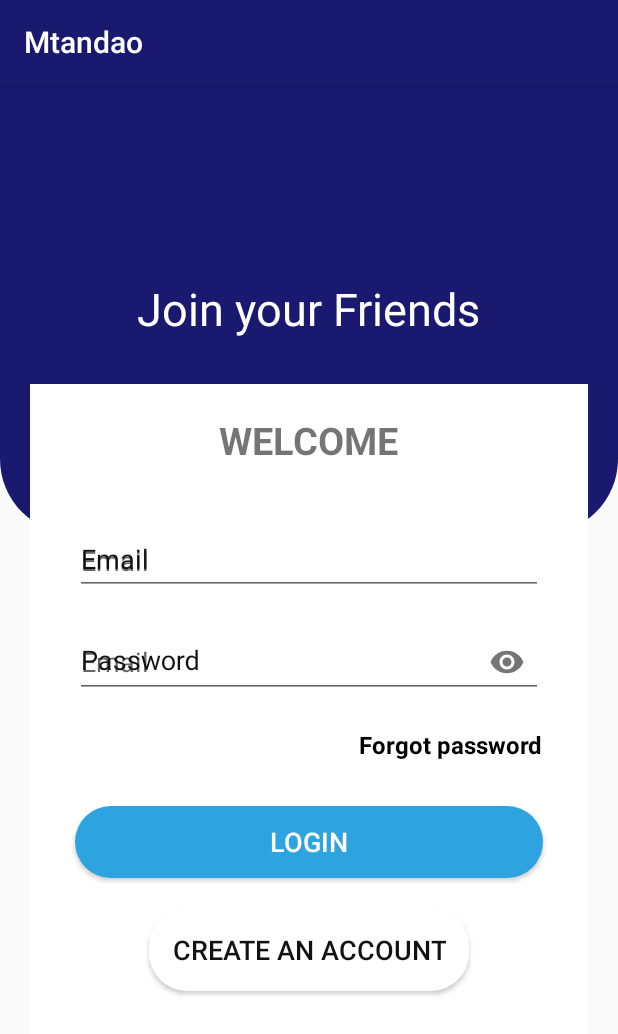
After one commit to ekbaya/mtandao, an Android app: the LoginActivity screen opened directly, with no data from a screen before it, on a phone screen of 412 x 824 dp. The commit adds this screen. Shown: the top 1034 px of the screen. Run offline under Robolectric (Android 15) with nearby library versions, the phone set to English and light mode, and no system bars.

Commit message:
Designing Login Screen

```diff
--- a/app/build.gradle
+++ b/app/build.gradle
@@ -27,6 +27,7 @@ dependencies {
     implementation fileTree(dir: "libs", include: ["*.jar"])
     implementation 'androidx.appcompat:appcompat:1.1.0'
     implementation 'androidx.constraintlayout:constraintlayout:1.1.3'
+    implementation 'com.google.android.material:material:1.1.0'
     testImplementation 'junit:junit:4.12'
     androidTestImplementation 'androidx.test.ext:junit:1.1.1'
     androidTestImplementation 'androidx.test.espresso:espresso-core:3.2.0'
--- a/app/src/main/AndroidManifest.xml
+++ b/app/src/main/AndroidManifest.xml
@@ -9,6 +9,7 @@
         android:roundIcon="@mipmap/ic_launcher_round"
         android:supportsRtl="true"
         android:theme="@style/AppTheme">
+        <activity android:name=".LoginActivity"></activity>
         <activity android:name=".MainActivity">
             <intent-filter>
                 <action android:name="android.intent.action.MAIN" />
--- /dev/null
+++ b/app/src/main/java/com/example/mtandao/LoginActivity.java
@@ -0,0 +1,14 @@
+package com.example.mtandao;
+
+import androidx.appcompat.app.AppCompatActivity;
+
+import android.os.Bundle;
+
+public class LoginActivity extends AppCompatActivity {
+
+    @Override
+    protected void onCreate(Bundle savedInstanceState) {
+        super.onCreate(savedInstanceState);
+        setContentView(R.layout.activity_login);
+    }
+}
--- /dev/null
+++ b/app/src/main/res/drawable/login_btn_bg.xml
@@ -0,0 +1,7 @@
+<?xml version="1.0" encoding="utf-8"?>
+<shape xmlns:android="http://schemas.android.com/apk/res/android"
+    android:shape="rectangle">
+    <solid android:color="@color/colorBlue"/>
+    <corners android:radius="25dp"/>
+
+</shape>
--- /dev/null
+++ b/app/src/main/res/drawable/login_upper_bg.xml
@@ -0,0 +1,6 @@
+<?xml version="1.0" encoding="utf-8"?>
+<shape xmlns:android="http://schemas.android.com/apk/res/android"
+    android:shape="rectangle">
+    <solid android:color="@color/colorPrimaryDark"/>
+    <corners android:bottomLeftRadius="50dp" android:bottomRightRadius="50dp"/>
+</shape>
--- /dev/null
+++ b/app/src/main/res/drawable/register_btn_bg.xml
@@ -0,0 +1,7 @@
+<?xml version="1.0" encoding="utf-8"?>
+<shape xmlns:android="http://schemas.android.com/apk/res/android"
+    android:shape="rectangle">
+    <solid android:color="@color/colorWhite"/>
+    <corners android:radius="25dp"/>
+
+</shape>
--- /dev/null
+++ b/app/src/main/res/layout/activity_login.xml
@@ -0,0 +1,120 @@
+<?xml version="1.0" encoding="utf-8"?>
+<RelativeLayout
+    xmlns:android="http://schemas.android.com/apk/res/android"
+    xmlns:app="http://schemas.android.com/apk/res-auto"
+    xmlns:tools="http://schemas.android.com/tools"
+    android:layout_width="match_parent"
+    android:layout_height="match_parent"
+    tools:context=".LoginActivity">
+    <RelativeLayout
+        android:layout_width="match_parent"
+        android:layout_height="300dp"
+        android:background="@drawable/login_upper_bg">
+        <TextView
+            android:id="@+id/text"
+            android:layout_width="wrap_content"
+            android:layout_height="wrap_content"
+            android:text="@string/join_your_friends"
+            android:textColor="@color/colorWhite"
+            android:layout_centerInParent="true"
+            android:textSize="30sp"/>
+    </RelativeLayout>
+
+    <LinearLayout
+        android:layout_width="match_parent"
+        android:layout_height="match_parent"
+        android:layout_marginTop="200dp"
+        android:orientation="vertical"
+        android:background="@color/colorWhite"
+        android:layout_marginLeft="30sp"
+        android:layout_marginRight="20dp"
+        android:layout_marginStart="20dp"
+        android:layout_marginEnd="20dp">
+        <TextView
+            android:layout_width="wrap_content"
+            android:layout_height="wrap_content"
+            android:text="@string/welcome"
+            android:textAllCaps="true"
+            android:layout_gravity="center_horizontal"
+            android:layout_marginTop="20dp"
+            android:textStyle="bold"
+            android:textSize="25sp"/>
+
+        <com.google.android.material.textfield.TextInputLayout
+            android:layout_width="match_parent"
+            android:layout_height="wrap_content"
+            android:layout_marginRight="30sp"
+            android:layout_marginLeft="30dp"
+            android:layout_marginTop="30dp"
+            android:focusable="true"
+            android:focusableInTouchMode="true"
+            android:hint="@string/email"
+            android:textColorHint="@color/colorDark"
+            android:layout_marginEnd="30sp"
+            android:layout_marginStart="30dp">
+
+            <com.google.android.material.textfield.TextInputEditText
+                android:layout_width="match_parent"
+                android:layout_height="wrap_content"
+                android:inputType="textEmailAddress"
+                android:hint="@string/email"
+                android:ems="10"
+                android:textSize="18sp"
+                android:textColor="@color/colorDark"/>
+        </com.google.android.material.textfield.TextInputLayout>
+        <com.google.android.material.textfield.TextInputLayout
+            android:layout_width="match_parent"
+            android:layout_height="wrap_content"
+            android:layout_marginRight="30sp"
+            android:layout_marginLeft="30dp"
+            android:layout_marginTop="10dp"
+            android:focusable="true"
+            android:focusableInTouchMode="true"
+            android:hint="@string/password"
+            android:textColorHint="@color/colorDark"
+            app:passwordToggleEnabled="true">
+
+            <com.google.android.material.textfield.TextInputEditText
+                android:layout_width="match_parent"
+                android:layout_height="wrap_content"
+                android:inputType="textPassword"
+                android:hint="@string/email"
+                android:ems="10"
+                android:textSize="18sp"
+                android:textColor="@color/colorDark"/>
+        </com.google.android.material.textfield.TextInputLayout>
+        <TextView
+            android:layout_width="wrap_content"
+            android:layout_height="wrap_content"
+            android:layout_marginTop="20dp"
+            android:text="@string/forgot_password"
+            android:textColor="@color/colorBlack"
+            android:textSize="16sp"
+            android:layout_gravity="end"
+            android:textStyle="bold"
+            android:layout_marginRight="30dp"
+            android:layout_marginEnd="30dp" />
+
+        <Button
+            android:layout_width="match_parent"
+            android:layout_height="wrap_content"
+            android:background="@drawable/login_btn_bg"
+            android:text="@string/login"
+            android:textColor="@color/colorWhite"
+            android:layout_marginTop="30dp"
+            android:layout_marginRight="30dp"
+            android:layout_marginLeft="30dp"
+            android:textSize="18sp"/>
+        <Button
+            android:layout_width="wrap_content"
+            android:layout_height="wrap_content"
+            android:layout_marginTop="20dp"
+            android:background="@drawable/register_btn_bg"
+            android:text="@string/create_an_account"
+            android:layout_gravity="center_horizontal"
+            android:padding="15dp"
+            android:textColor="@color/colorDark"
+            android:textSize="18sp"/>
+    </LinearLayout>
+
+</RelativeLayout>
--- a/app/src/main/res/layout/activity_main.xml
+++ b/app/src/main/res/layout/activity_main.xml
@@ -1,5 +1,6 @@
 <?xml version="1.0" encoding="utf-8"?>
-<androidx.constraintlayout.widget.ConstraintLayout xmlns:android="http://schemas.android.com/apk/res/android"
+<androidx.constraintlayout.widget.ConstraintLayout
+    xmlns:android="http://schemas.android.com/apk/res/android"
     xmlns:app="http://schemas.android.com/apk/res-auto"
     xmlns:tools="http://schemas.android.com/tools"
     android:layout_width="match_parent"
--- a/app/src/main/res/values/colors.xml
+++ b/app/src/main/res/values/colors.xml
@@ -1,6 +1,10 @@
 <?xml version="1.0" encoding="utf-8"?>
 <resources>
-    <color name="colorPrimary">#6200EE</color>
-    <color name="colorPrimaryDark">#3700B3</color>
-    <color name="colorAccent">#03DAC5</color>
+    <color name="colorPrimary">#191970</color>
+    <color name="colorPrimaryDark">#191970</color>
+    <color name="colorAccent">#DC9202</color>
+    <color name="colorBlue">#2DA3E0</color>
+    <color name="colorWhite">#FFFFFF</color>
+    <color name="colorBlack">#000000</color>
+    <color name="colorDark">#131212</color>
 </resources>
--- a/app/src/main/res/values/strings.xml
+++ b/app/src/main/res/values/strings.xml
@@ -1,3 +1,10 @@
 <resources>
     <string name="app_name">Mtandao</string>
+    <string name="join_your_friends">Join your Friends</string>
+    <string name="welcome">Welcome</string>
+    <string name="email">Email</string>
+    <string name="password">Password</string>
+    <string name="forgot_password">Forgot password</string>
+    <string name="login">Login</string>
+    <string name="create_an_account">Create an account</string>
 </resources>
```
